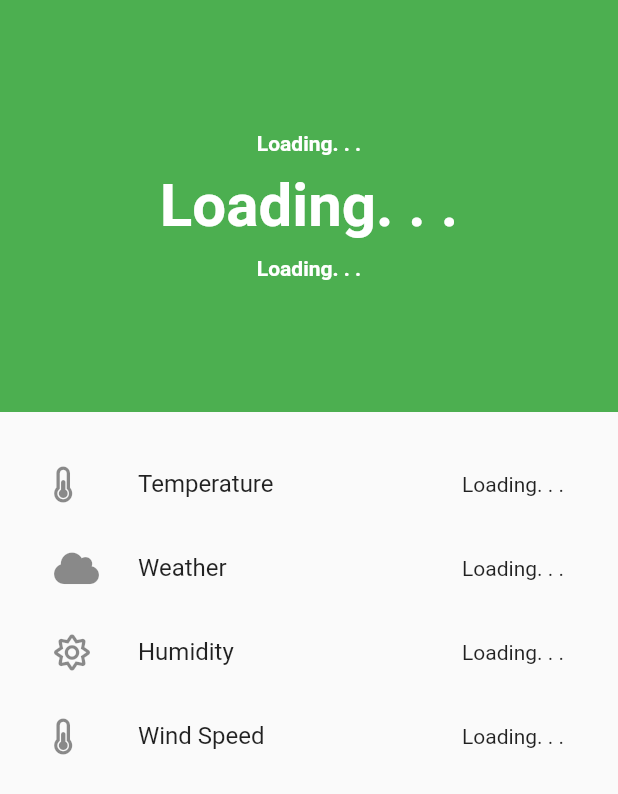
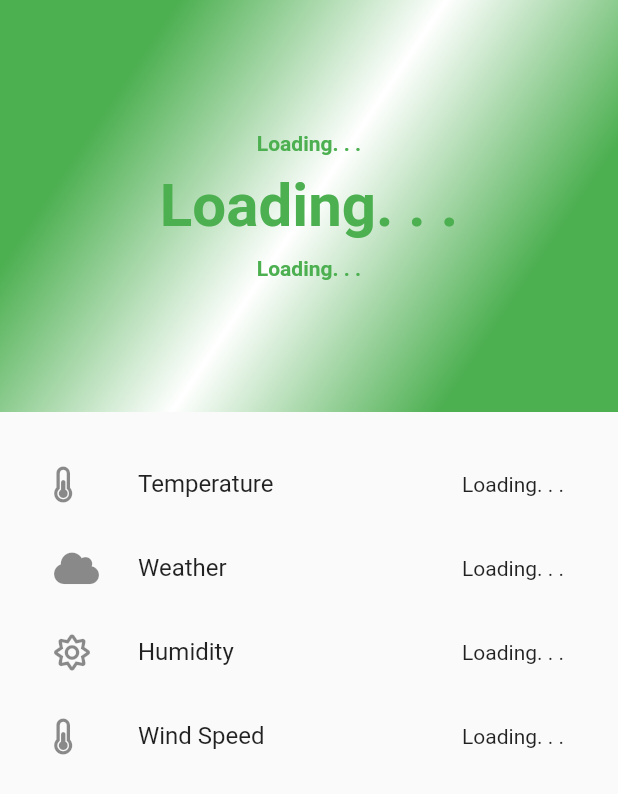
Before and after one commit to IAmMasterCraft/flutter-weather-app, a Flutter app: the screen it shows after launch, on a phone screen of 412 x 824 dp. Shown: the top 794 px of the screen. Run offline on Flutter 3.47's test engine with Material 2 defaults, Android fonts, the phone set to English and light mode, and no system bars; our stand-ins replace font_awesome_flutter; network calls fail.

Commit message:
adjusting color

```diff
--- a/lib/main.dart
+++ b/lib/main.dart
@@ -63,7 +63,7 @@ class _HomeState extends State<Home> {
               gradient: LinearGradient(
                 begin: Alignment.topLeft,
                 end: Alignment.bottomRight,
-                stops: [0.3, 0.3, 0.3],
+                stops: [0.2, 0.5, 0.8],
                 colors: [Colors.green, Colors.white, Colors.green]
               )
             ),
@@ -76,7 +76,7 @@ class _HomeState extends State<Home> {
                   child: Text(
                     location != null ? "Currently in " + location.toString() : "Loading. . .",
                     style: TextStyle(
-                        color: Colors.white,
+                        color: Colors.green,
                         fontSize: 14.0,
                         fontWeight: FontWeight.w600),
                   ),
@@ -84,7 +84,7 @@ class _HomeState extends State<Home> {
                 Text(
                   temp != null ? temp.toString() + "\u00B0C" : "Loading. . .",
                   style: TextStyle(
-                      color: Colors.white,
+                      color: Colors.green,
                       fontSize: 40.0,
                       fontWeight: FontWeight.w600),
                 ),
@@ -93,7 +93,7 @@ class _HomeState extends State<Home> {
                   child: Text(
                     currently != null ? currently.toString() : "Loading. . .",
                     style: TextStyle(
-                        color: Colors.white,
+                        color: Colors.green,
                         fontSize: 14.0,
                         fontWeight: FontWeight.w600),
                   ),
```
